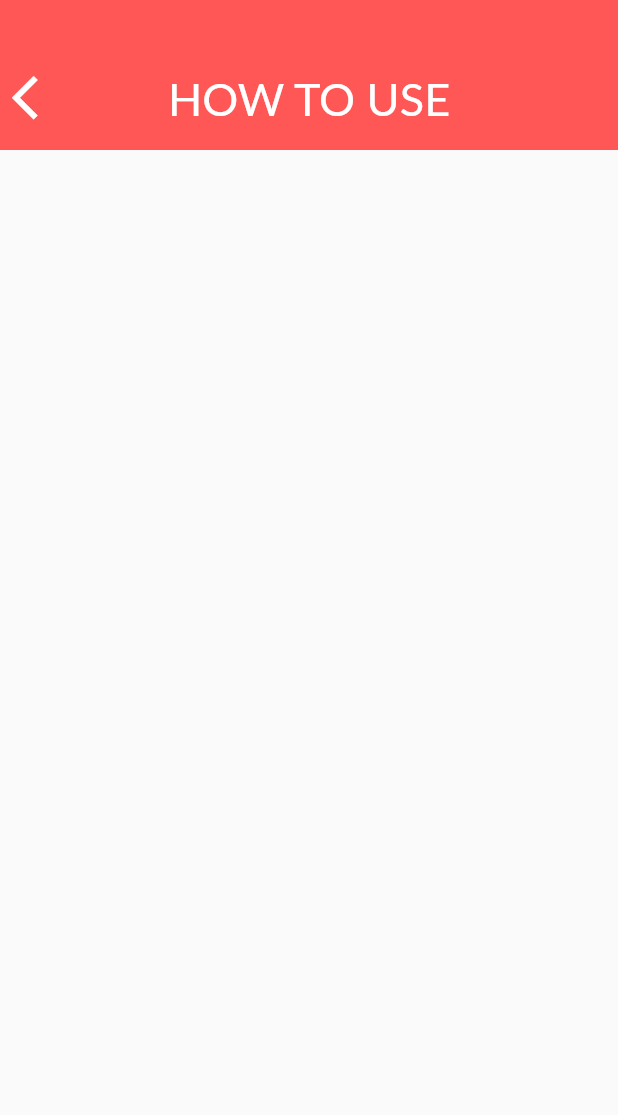
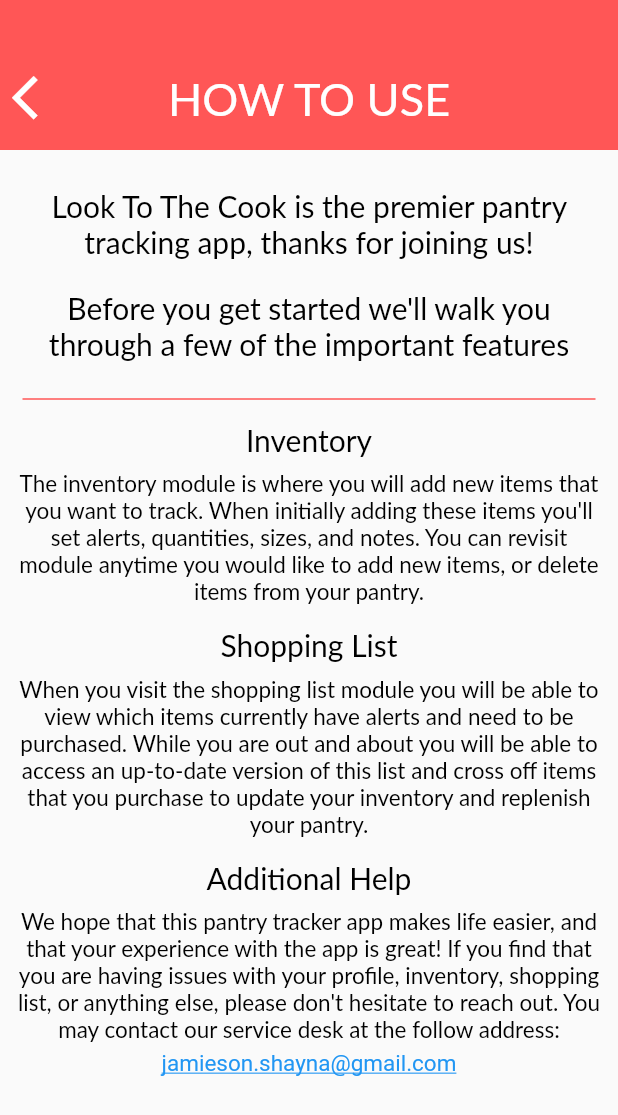
Before and after one commit to jamiesonshayna/LookToTheCook, a Flutter app: the HowToUseScreen screen opened by its route, on a phone screen of 412 x 824 dp. Shown: the top 1115 px of the screen. Run offline on Flutter 3.47's test engine with Material 2 defaults, Android fonts, the phone set to English and light mode, and no system bars; our stand-ins replace connectivity, flutter_secure_storage, font_awesome_flutter, rflutter_alert; missing offline and left inert: amazon_cognito_identity_dart; accounts and stored records are empty; Roboto replaces fonts that are missing (Lato).

Commit message:
Finish how to use screen

```diff
--- a/look_to_the_cook/lib/views/how_to_use_screen.dart
+++ b/look_to_the_cook/lib/views/how_to_use_screen.dart
@@ -1,23 +1,47 @@
 import 'package:flutter/material.dart';
+import 'package:url_launcher/url_launcher.dart';
 
 // TEMPLATE COMPONENTS:
 import 'package:look_to_the_cook/templates/app_bar_component.dart';
+import 'package:look_to_the_cook/templates/normal_text.dart';
+import 'package:look_to_the_cook/templates/constants.dart';
 
 /*
 Authors: Shayna Jamieson, Rob Wood
 Date Created: 01/30/2020
-Last Modified: 02/04/2020
+Last Modified: 02/25/2020
 File Name: how_to_use_screen.dart
-Version: 2.0
+Version: 3.0
 Description: The purpose of this file is to give the user a general-use guideline. Here
 we will point out the features of the application, and their purposes. We will give small
-instruction on how to add, delete, and update items that are held in inventory.
+instruction on how the inventory and shopping screens work as well as a general welcome. This
+screen also provides an email to 'customer service' if the user is experiencing more trouble.
  */
 
-// TODO: BUILD OUT UI AND COME UP WITH TEXT
 
 class HowToUseScreen extends StatelessWidget {
   static const String id = 'howtouse_screen';
+
+  /*
+  This method allows the user to email 'customer service'
+
+  The URL launcher will bring up the respective mailing tool for the
+  user's device and allow them to send issue tickets, comments, etc.
+   */
+  _launchEmail() async {
+    final String email = 'mailto:jamieson.shayna@gmail.com?subject=Help%20Desk&body=';
+    final String url = 'https://mail.google.com/mail/?view=cm&fs=1&to=jamieson.shayna@gmail.com&su=SERVICE';
+
+    try {
+      if(await canLaunch(email)) {
+        await launch(email);
+      } else {
+        launch(url);
+      }
+    } catch(e) {
+      print(e);
+    }
+  }
 
   @override
   Widget build(BuildContext context) {
@@ -33,6 +57,107 @@ class HowToUseScreen extends StatelessWidget {
           },
         ),
       ),
+      body: SingleChildScrollView( // scrollable page for overflow
+        child: Stack(
+          children: <Widget>[
+            Column(
+              children: <Widget>[
+              Padding(
+                padding: const EdgeInsets.only(left: 10.0, right: 10.0, top: 25.0),
+                child: Column(
+                  children: <Widget>[
+                    NormalText(text: 'Look To The Cook is the premier pantry tracking app, thanks for'
+                        ' joining us!',
+                        textSize: 20.0, textAlign: TextAlign.center, textColor: Colors.black),
+                    SizedBox(height: 20.0),
+                    NormalText(text: 'Before you get started we\'ll walk you through a few of the important features',
+                      textSize: 20.0, textAlign: TextAlign.center, textColor: Colors.black),
+                  ],
+                ),
+              ),
+              Row(
+                children: <Widget>[
+                  Expanded(
+                    child: Container(
+                      margin: const EdgeInsets.only(left: 15.0, right: 15.0, top: 10.0),
+                      child: Divider(
+                        thickness: 1.0,
+                        color: kRedButtonColor,
+                        height: 30.0,
+                      ),
+                    ),
+                  )
+                ],
+              ),
+              Padding(
+                padding: const EdgeInsets.only(left: 10.0, right: 10.0),
+                child: Column(
+                  children: <Widget>[
+                    NormalText(text: 'Inventory', textSize: 20.0, textColor: Colors.black),
+                    SizedBox(height: 8.0),
+                    NormalText(text: 'The inventory module is where you will add new items that you want to track.'
+                        ' When initially adding these items you\'ll set alerts, quantities, sizes, and notes.'
+                        ' You can revisit module anytime you would like to add new items, or delete items from your pantry. ',
+                      textSize: 15.0, textAlign: TextAlign.center, textColor: Colors.black,),
+                  ],
+                ),
+              ),
+              Padding(
+                padding: const EdgeInsets.only(left: 10.0, right: 10.0, top: 15.0),
+                child: Column(
+                  children: <Widget>[
+                    NormalText(text: 'Shopping List', textSize: 20.0, textColor: Colors.black),
+                    SizedBox(height: 8.0),
+                    NormalText(text: 'When you visit the shopping list module you will be able to view which'
+                        ' items currently have alerts and need to be purchased. While you are out and about you will'
+                        ' be able to access an up-to-date version of this list and cross off items that you purchase'
+                        ' to update your inventory and replenish your pantry.',
+                      textSize: 15.0, textAlign: TextAlign.center, textColor: Colors.black,),
+                  ],
+                ),
+              ),
+                Padding(
+                  padding: const EdgeInsets.only(left: 10.0, right: 10.0, top: 15.0),
+                  child: Column(
+                    children: <Widget>[
+                      NormalText(text: 'Additional Help', textSize: 20.0, textColor: Colors.black),
+                      SizedBox(height: 8.0),
+                      NormalText(text: 'We hope that this pantry tracker app makes life easier, and that your experience'
+                          ' with the app is great! If you find that you are having issues with your profile, inventory,'
+                          ' shopping list, or anything else, please don\'t hesitate to reach out. You may contact our'
+                          ' service desk at the follow address: ',
+                        textSize: 15.0, textAlign: TextAlign.center, textColor: Colors.black,),
+                    ],
+                  ),
+                ),
+                Padding(
+                  padding: const EdgeInsets.only(left: 10.0, right: 10.0, top: 5.0, bottom: 60.0),
+                  child: Column(
+                    children: <Widget>[
+                      GestureDetector(
+                        onTap: () async {
+                          // allow user to send email to 'customer service'
+                          await _launchEmail();
+                        },
+                        child: Text.rich(
+                          TextSpan(
+                            text: 'jamieson.shayna@gmail.com',
+                            style: TextStyle(
+                              fontSize: 15.0,
+                              color: Colors.blue,
+                              decoration: TextDecoration.underline
+                            ),
+                          ),
+                        ),
+                      )
+                    ],
+                  ),
+                ),
+            ],
+          ),
+          ],
+        ),
+      )
     );
   }
 }
```
Also changed, not shown: 1 other file.
